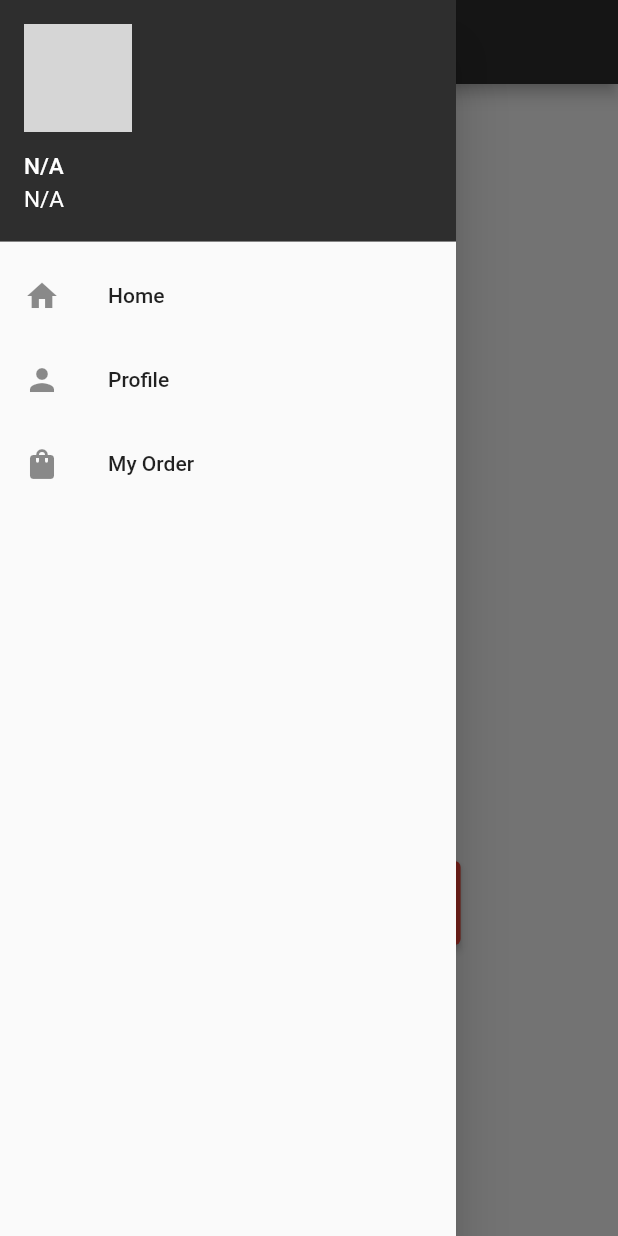
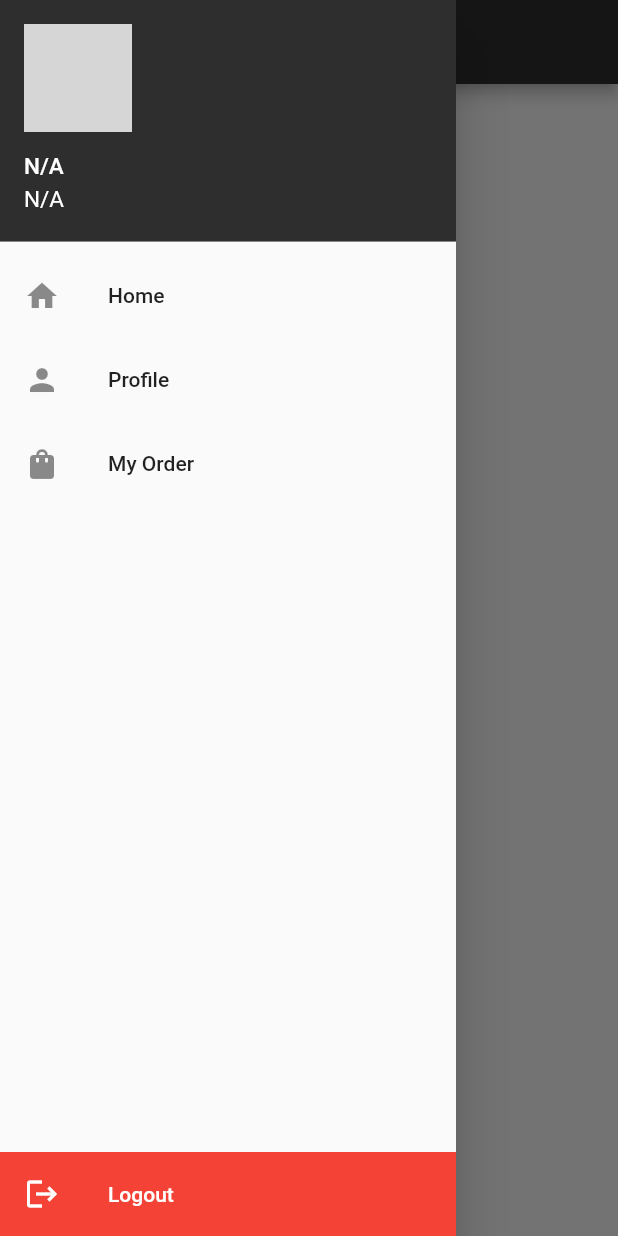
Before and after one commit to morkkstp/ITD62-322_FinalProject, a Flutter app: the UserInfo screen opened directly with empty values, with the side drawer open, on a phone screen of 412 x 824 dp. Run offline on Flutter 3.47's test engine with Material 2 defaults, Android fonts, the light colour scheme and no system bars; accounts and stored records are empty; network calls fail; grey boxes are pictures that could not be loaded.

Commit message:
Add User Order and Move Logout Button to Sidemenu.

```diff
--- a/lib/screens/sidemenu.dart
+++ b/lib/screens/sidemenu.dart
@@ -3,6 +3,7 @@
 import 'package:finalproject_t_shop/models/config.dart';
 import 'package:finalproject_t_shop/models/users.dart';
 import 'package:finalproject_t_shop/screens/home.dart';
+import 'package:finalproject_t_shop/screens/login.dart';
 import 'package:finalproject_t_shop/user/userinfo.dart';
 import 'package:finalproject_t_shop/user/userorder.dart';
 import 'package:flutter/material.dart';
@@ -70,6 +71,25 @@ class SideMenu extends StatelessWidget {
                       builder: (context) => UserOrder(),
                       settings: RouteSettings(arguments: user)));
             },
+          ),
+          Spacer(), // เพิ่ม Spacer เพื่อช่วยให้ปุ่ม Logout อยู่ด้านล่างสุด
+          ListTile(
+            // กำหนดพื้นหลังเป็นสีแดง
+            tileColor: Colors.red,
+            leading: Icon(Icons.logout,
+                color: Colors.white), // ใส่ไอคอนและสีของไอคอนเป็นขาว
+            title: Text("Logout",
+                style: TextStyle(
+                    color: Colors.white)), // ใส่ข้อความและสีข้อความเป็นขาว
+            onTap: () {
+              Navigator.push(
+                context,
+                MaterialPageRoute(
+                  builder: (context) => Login(),
+                  settings: RouteSettings(arguments: user),
+                ),
+              );
+            },
           )
         ],
       ),
--- a/lib/user/userinfo.dart
+++ b/lib/user/userinfo.dart
@@ -58,26 +58,9 @@ class UserInfo extends StatelessWidget {
                       },
                       style: ElevatedButton.styleFrom(
                         backgroundColor: Colors.grey[700],
-                        padding: EdgeInsets.all(20.0),
+                        padding: EdgeInsets.all(12.0),
                       ),
                       child: Text("Edit Profile"),
-                    ),
-                    SizedBox(width: 10.0), // ระยะห่างระหว่างปุ่ม
-                    ElevatedButton(
-                      onPressed: () {
-                        Navigator.push(
-                          context,
-                          MaterialPageRoute(
-                            builder: (context) => Login(),
-                            settings: RouteSettings(arguments: user),
-                          ),
-                        );
-                      },
-                      style: ElevatedButton.styleFrom(
-                        backgroundColor: Colors.red,
-                        padding: EdgeInsets.all(20.0),
-                      ),
-                      child: Text("Logout"),
                     ),
                   ],
                 )
```
Also changed, not shown: lib/user/userorder.dart (+35 -31 lines).
